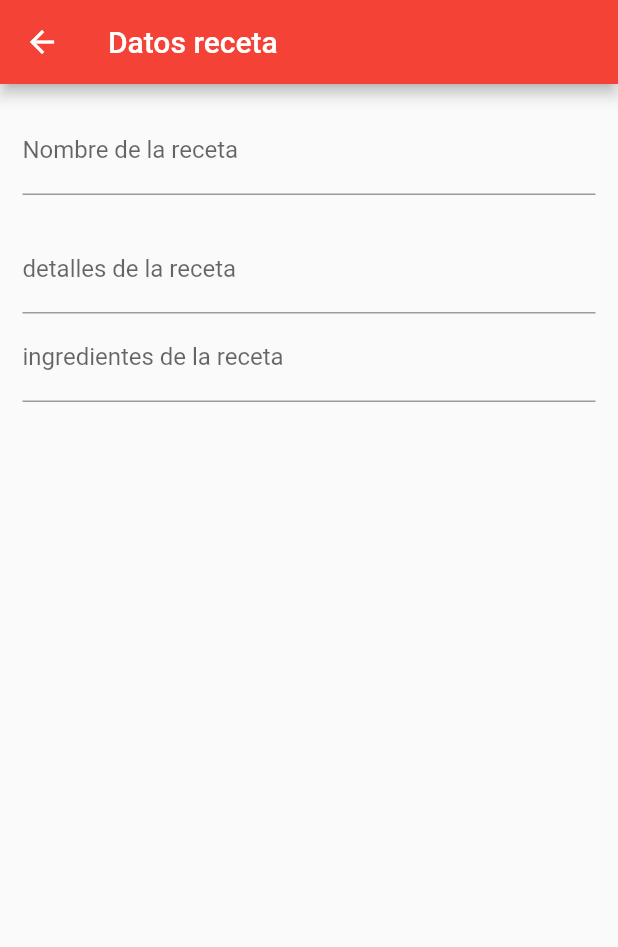
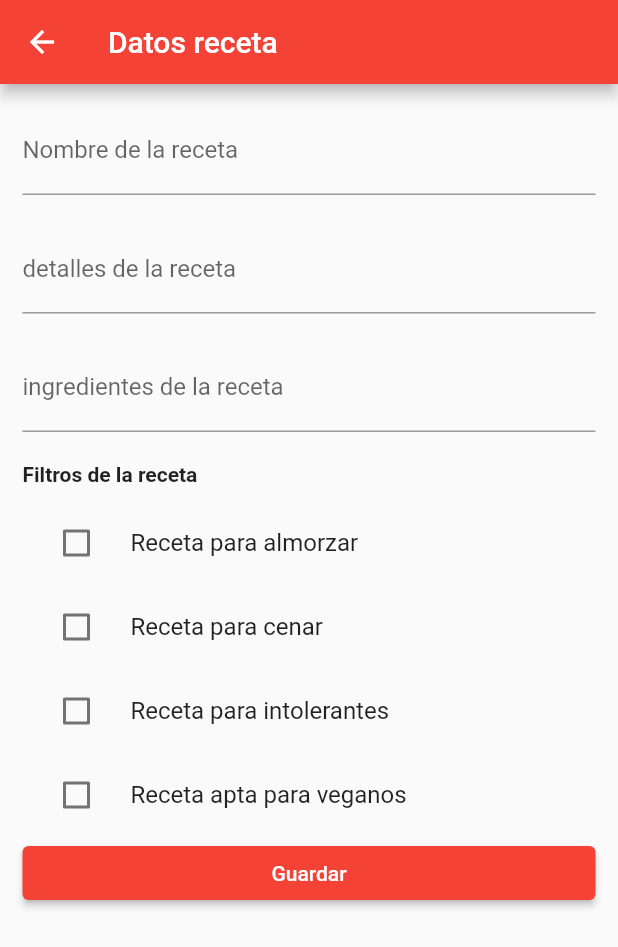
Before and after one commit to alejandrosan-alumn/ProyectoFinCiclo, a Flutter app: the EditarReceta screen opened directly with empty values, on a phone screen of 412 x 824 dp. Shown: the top 947 px of the screen. Run offline on Flutter 3.47's test engine with Material 2 defaults, Android fonts, the phone set to English and light mode, and no system bars.

Commit message:
Añadido más elementos a la pantalla de creacion y edicion de las recetas.

```diff
--- a/randomMix/lib/EditarReceta.dart
+++ b/randomMix/lib/EditarReceta.dart
@@ -1,10 +1,14 @@
-import 'dart:html';
-
 import 'package:flutter/material.dart';
 import 'package:randommix/Datos/Receta.dart';
 
-class EditarReceta extends StatelessWidget{
+class EditarReceta extends StatefulWidget {
 
+  @override
+  _EditarReceta createState() => _EditarReceta();
+
+}
+
+class _EditarReceta extends State<EditarReceta>{
   final _formKey = GlobalKey<FormState>();
   final nombreRecetaController = TextEditingController();
   final detallesRecetaController = TextEditingController();
@@ -22,6 +26,12 @@ class EditarReceta extends StatelessWidget{
     nombreRecetaController.text = receta.nombreReceta;
     detallesRecetaController.text = receta.detalles;
     ingredientesRecetaController.text = receta.ingredientes;
+    almuerzoController = receta.almuerzo;
+    //almuerzoController = true;
+    cenaController = receta.cena;
+    lacteosController = receta.lacteos;
+    veganoController = receta.vegano;
+    favoritoController = receta.favorito;
 
     return Scaffold(
       appBar: AppBar(
@@ -31,7 +41,7 @@ class EditarReceta extends StatelessWidget{
        child: Padding(
          child: Form(
            key: _formKey,
-           child: Column(
+           child: ListView(
              children: <Widget>[
                TextFormField(
                  controller: nombreRecetaController,
@@ -56,6 +66,9 @@ class EditarReceta extends StatelessWidget{
                      labelText: "detalles de la receta"
                  ),
                ),
+               SizedBox(
+                 height: 20,
+               ),
                TextFormField(
                  controller: ingredientesRecetaController,
                  validator: (value){
@@ -65,8 +78,52 @@ class EditarReceta extends StatelessWidget{
                      labelText: "ingredientes de la receta"
                  ),
                ),
-             ],
-           ),
+               SizedBox(
+                 height: 20,
+               ),
+               Text('Filtros de la receta', style: TextStyle(fontWeight: FontWeight.bold)),
+               SizedBox(
+                 height: 10,
+               ),
+               CheckboxListTile(
+                 controlAffinity: ListTileControlAffinity.leading,
+                 title: Text('Receta para almorzar'),
+                 value: almuerzoController,
+                 onChanged: (value) {
+                   setState(() => almuerzoController = value!);
+                 },
+               ),
+               CheckboxListTile(
+                 controlAffinity: ListTileControlAffinity.leading,
+                 title: Text('Receta para cenar'),
+                 value: cenaController,
+                 onChanged: (value) {
+                   setState(() => cenaController = value!);
+                 },
+               ),
+               CheckboxListTile(
+                 controlAffinity: ListTileControlAffinity.leading,
+                 title: Text('Receta para intolerantes'),
+                 value: lacteosController,
+                 onChanged: (value) {
+                   setState(() => lacteosController = value!);
+                 },
+               ),
+               CheckboxListTile(
+                 controlAffinity: ListTileControlAffinity.leading,
+                 title: Text('Receta apta para veganos'),
+                 value: veganoController,
+                 onChanged: (value) {
+                   setState(() => veganoController = value!);
+                 },
+               ),
+               ElevatedButton(
+                 onPressed: (){
+                 },
+                 child: Text("Guardar")
+               )
+             ]
+           )
          ),
          padding: EdgeInsets.all(15),
        )
--- a/randomMix/lib/ListadoRecetas.dart
+++ b/randomMix/lib/ListadoRecetas.dart
@@ -12,8 +12,8 @@ class ListadoRecetas extends StatelessWidget{
       floatingActionButton: FloatingActionButton(
         child: Icon(Icons.add),
         onPressed: (){
-          Navigator.pushNamed(context, "/editar", arguments: Receta(id,nombreReceta,detalles=,ingredientes=,
-              almuerzo,cena,lacteos, vegano, favorito));
+          Navigator.pushNamed(context, "/editar", arguments: Receta(0,"","","",
+              false,false,false, false, false));
         },
       ),
       body: Container(
```
